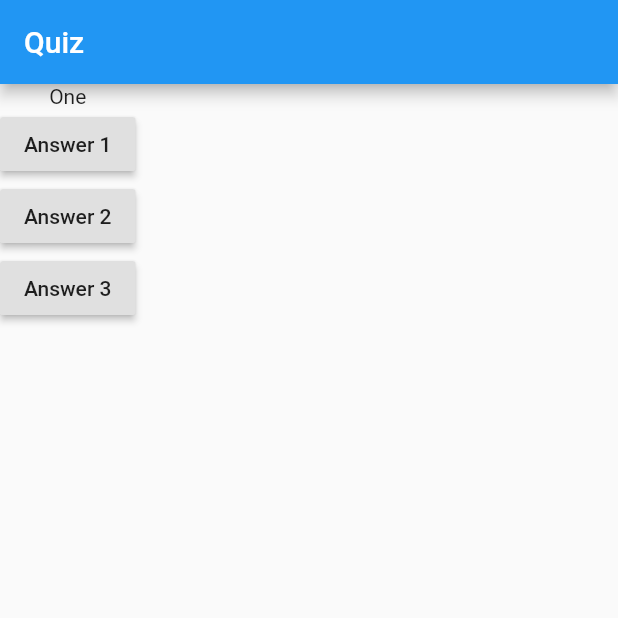
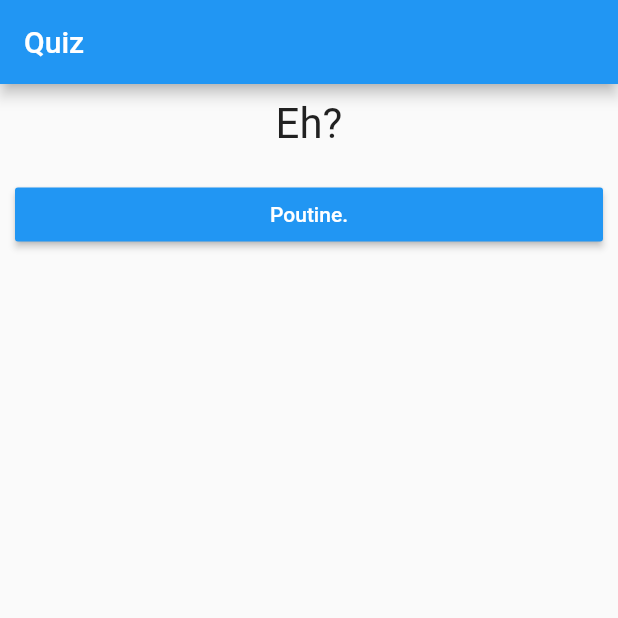
Before and after one commit to sean-xiao-zhao7/flutter_quiz, a Flutter app: the screen it shows after launch, on a phone screen of 412 x 824 dp, the top half of it. Run offline on Flutter 3.47's test engine with Material 2 defaults, Android fonts, the phone set to English and light mode, and no system bars.

Commit message:
Add answer section

```diff
--- /dev/null
+++ b/lib/anwser.dart
@@ -0,0 +1,21 @@
+import 'package:flutter/material.dart';
+
+class Answer extends StatelessWidget {
+  final _answerQuestion;
+  final answer;
+
+  Answer(this._answerQuestion, this.answer);
+
+  @override
+  Widget build(BuildContext context) {
+    return Container(
+      width: double.infinity,
+      margin: EdgeInsets.all(10),
+      child: RaisedButton(
+          color: Colors.blue,
+          textColor: Colors.white,
+          child: Text(answer),
+          onPressed: _answerQuestion),
+    );
+  }
+}
--- a/lib/main.dart
+++ b/lib/main.dart
@@ -1,4 +1,5 @@
 import 'package:flutter/material.dart';
+import 'package:quiz/anwser.dart';
 import 'package:quiz/question.dart';
 
 void main() => runApp(QuizApp());
@@ -21,7 +22,21 @@ class _QuizState extends State<QuizApp> {
 
   @override
   Widget build(BuildContext context) {
-    var questions = ['One', 'Two', 'Three'];
+    const questions = [
+      {
+        'question': 'Eh?',
+        'answers': ['Poutine.'],
+      },
+      {
+        'question': 'Huh?',
+        'answers': ['Mythical cheese'],
+      },
+      {
+        'question': 'Wee?',
+        'answers': ['Goat'],
+      },
+    ];
+
     return MaterialApp(
       home: Scaffold(
           appBar: AppBar(
@@ -29,11 +44,12 @@ class _QuizState extends State<QuizApp> {
           ),
           body: Column(children: [
             Question(
-              questions.elementAt(_questionIndex),
+              questions[_questionIndex]['question'],
             ),
-            RaisedButton(child: Text('Answer 1'), onPressed: _answerQuestion),
-            RaisedButton(child: Text('Answer 2'), onPressed: _answerQuestion),
-            RaisedButton(child: Text('Answer 3'), onPressed: _answerQuestion),
+            ...(questions[_questionIndex]['answers'] as List<String>)
+                .map((answer) {
+              return Answer(_answerQuestion, answer);
+            }).toList()
           ])),
     );
   }
--- a/lib/question.dart
+++ b/lib/question.dart
@@ -7,6 +7,14 @@ class Question extends StatelessWidget {
 
   @override
   Widget build(BuildContext context) {
-    return Text(questionText);
+    return Container(
+      width: double.infinity,
+      margin: EdgeInsets.all(10),
+      child: Text(
+        questionText,
+        style: TextStyle(fontSize: 28),
+        textAlign: TextAlign.center,
+      ),
+    );
   }
 }
```
